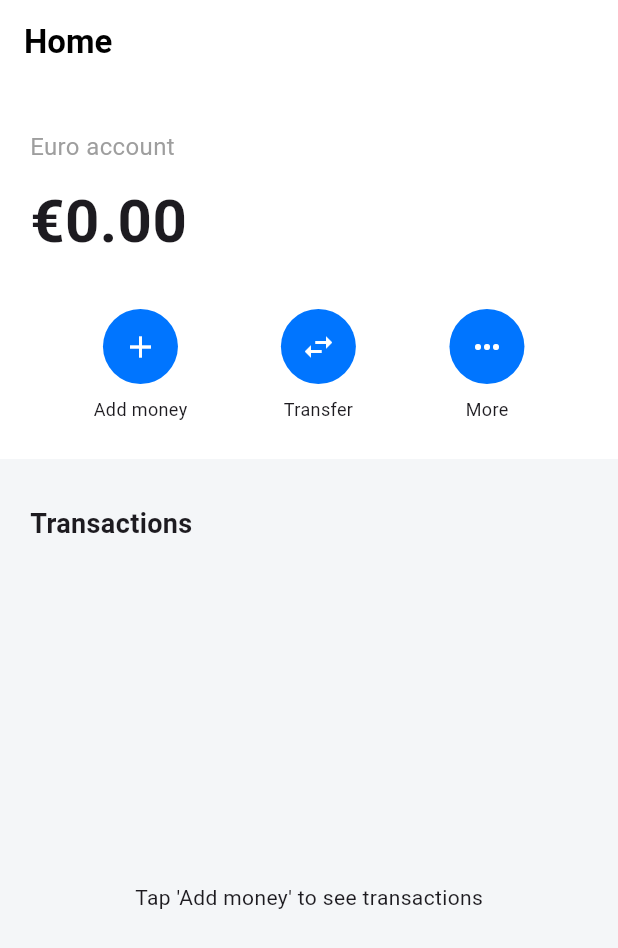
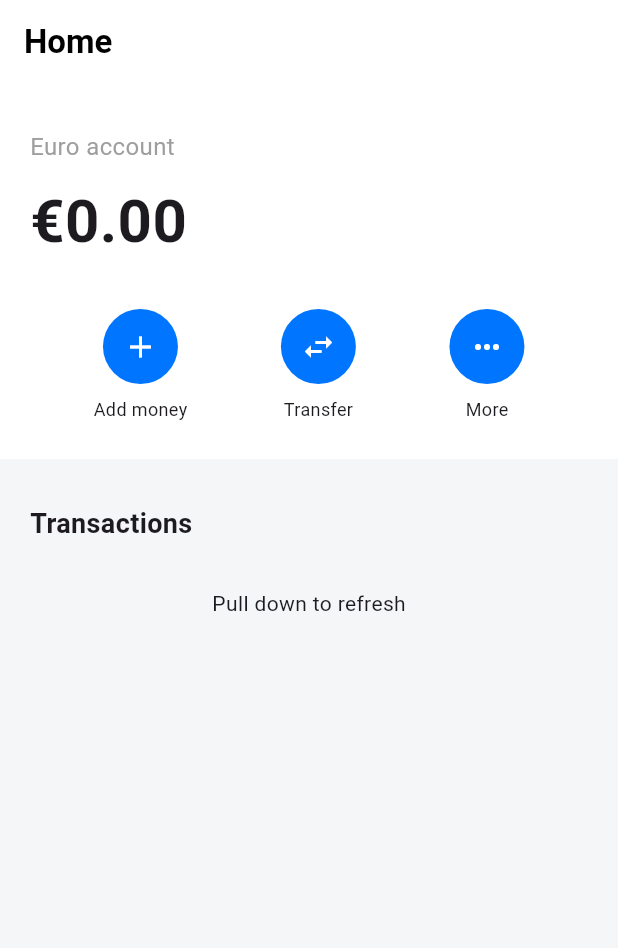
Before and after one commit to fahadqaseem/revolut_clone, a Flutter app: the screen it shows after launch, on a phone screen of 412 x 824 dp. Shown: the top 948 px of the screen. Run offline on Flutter 3.47's test engine with Material 3 defaults, Android fonts, the phone set to English and light mode, and no system bars.

Commit message:
Feature: Added icon mapping and pull-to-refresh

```diff
--- a/frontend/lib/main.dart
+++ b/frontend/lib/main.dart
@@ -122,8 +122,10 @@ class _RevolutCloneState extends State<RevolutClone> {
 
           // Scrollable List
           Expanded(
+            child: RefreshIndicator(
+              onRefresh: fetchData,
             child: transactions.isEmpty
-              ? const Center(child: Text("Tap 'Add money' to see transactions"))
+              ? ListView(children: const [Center(child: Padding(padding: EdgeInsets.only(top: 20), child: Text("Pull down to refresh")))])
               : ListView.builder(
                   itemCount: transactions.length,
                   itemBuilder: (context, index) {
@@ -153,6 +155,7 @@ class _RevolutCloneState extends State<RevolutClone> {
                   },
                 ),
           ),
+          )
         ],
       ),
     );
```
